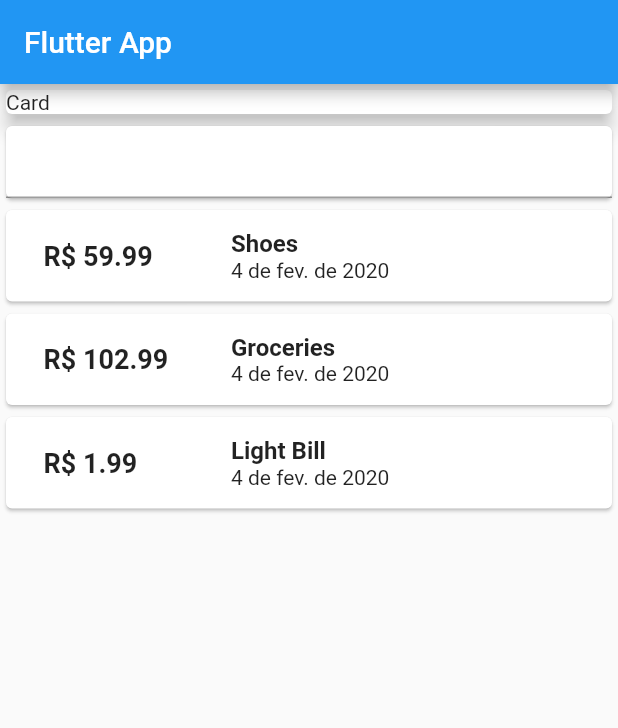
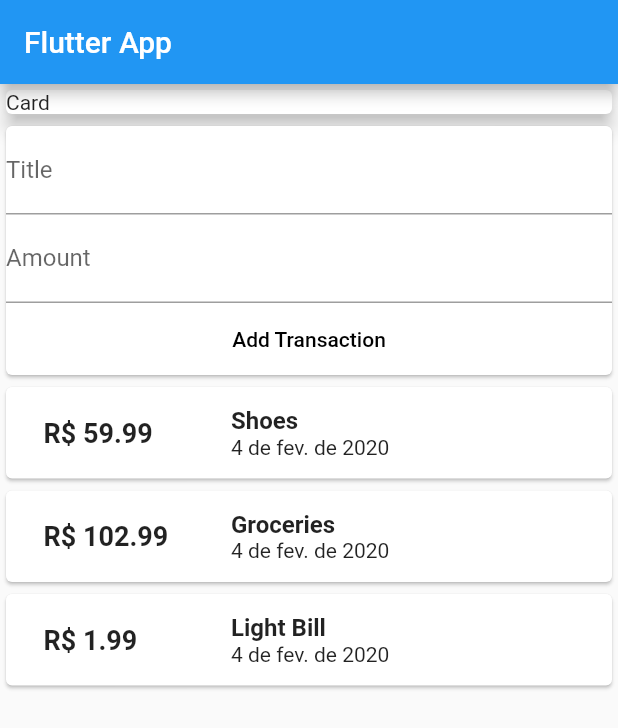
Before and after one commit to Ajorona/personal-expenses-app, a Flutter app: the screen it shows after launch, on a phone screen of 412 x 824 dp. Shown: the top 728 px of the screen. Run offline on Flutter 3.47's test engine with Material 2 defaults, Android fonts, the phone set to English and light mode, and no system bars.

Commit message:
feat(transaction): create Add New Transaction feature

```diff
--- a/lib/main.dart
+++ b/lib/main.dart
@@ -59,7 +59,15 @@ class MyHomePage extends StatelessWidget {
             ),
             Card(
               child: Column(
-                children: <Widget>[TextField()],
+                children: <Widget>[
+                  TextField(decoration: InputDecoration(labelText: 'Title')),
+                  TextField(decoration: InputDecoration(labelText: 'Amount')),
+                  FlatButton(
+                    onPressed: () {},
+                    child: Text('Add Transaction'),
+                    textColor: Colors.black,
+                  )
+                ],
               ),
             ),
             Column(
```
